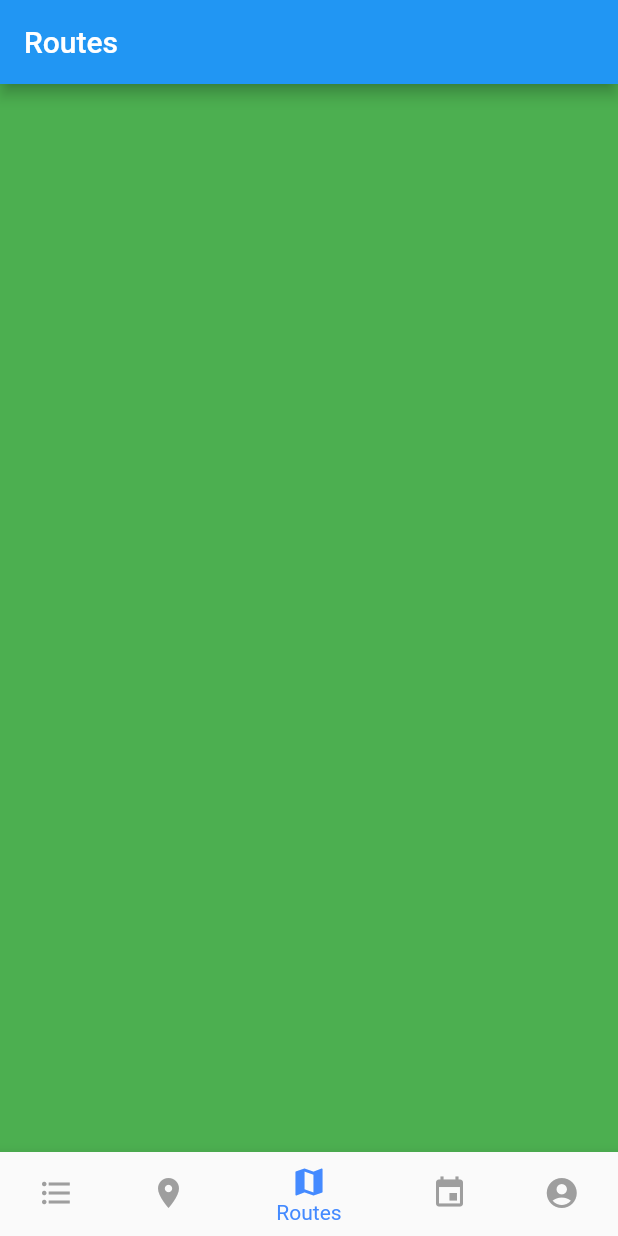
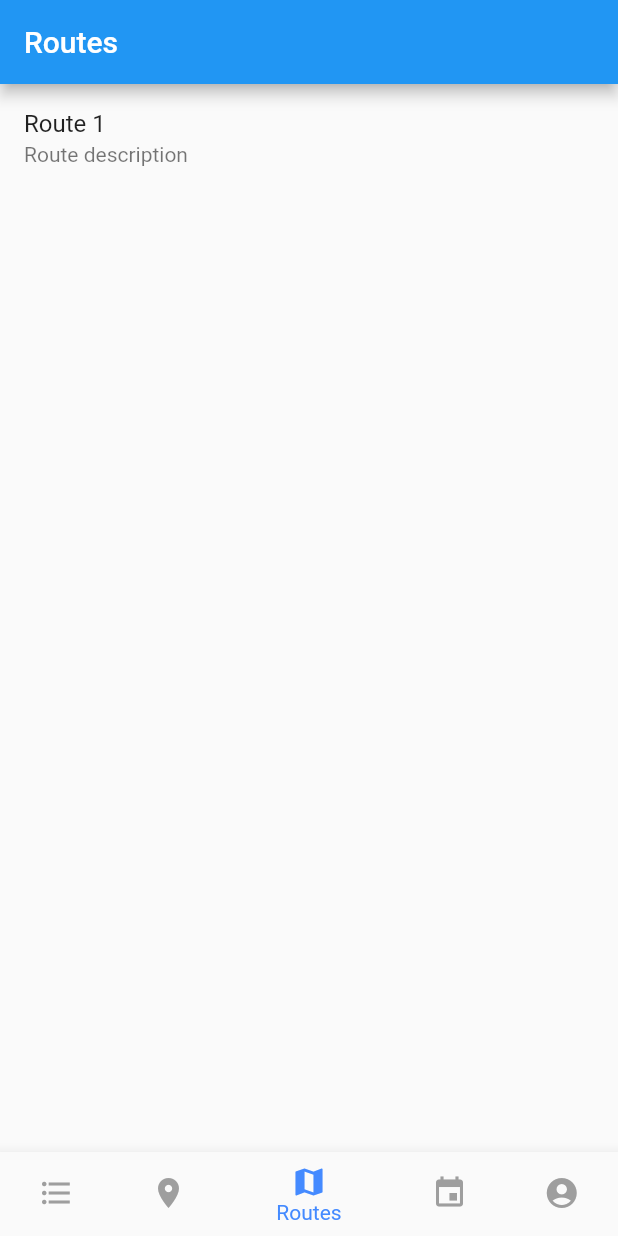
Before and after one commit to SashaKryzh/Hackathon-Codage-Kyiv, a Flutter app: the screen it shows after launch, item 3 of the bottom bar chosen, on a phone screen of 412 x 824 dp. Run offline on Flutter 3.47's test engine with Material 2 defaults, Android fonts, the light colour scheme and no system bars; our stand-ins replace google_maps_flutter.

Commit message:
some data on screens

```diff
--- /dev/null
+++ b/lib/modules/place.dart
@@ -0,0 +1,22 @@
+class Place {
+  String title;
+  String description;
+  double lat;
+  double lng;
+
+  Place({
+    this.title,
+    this.description,
+    this.lat,
+    this.lng,
+  });
+
+  static List<Place> places = [
+    Place(
+      title: 'Place',
+      description: 'Description',
+      lat: 46.45209,
+      lng: 30.7337006,
+    )
+  ];
+}
--- /dev/null
+++ b/lib/modules/route.dart
@@ -0,0 +1,21 @@
+import 'package:hackathon/modules/place.dart';
+
+class Route {
+  String title;
+  String description;
+  List<Place> places;
+
+  Route({
+    this.title,
+    this.description,
+    this.places,
+  });
+
+  static List<Route> routes = [
+    Route(
+      title: 'Route 1',
+      description: 'Route description',
+      places: Place.places,
+    ),
+  ];
+}
--- /dev/null
+++ b/lib/screens/routes_detail_page.dart
@@ -0,0 +1,30 @@
+import 'package:flutter/material.dart';
+import 'package:hackathon/modules/place.dart';
+
+import 'package:hackathon/modules/route.dart' as r;
+
+class RouteDetailPage extends StatelessWidget {
+  static const String routeName = '/route-detail';
+
+  final r.Route route;
+
+  RouteDetailPage({
+    this.route,
+  }) : assert(route != null);
+
+  @override
+  Widget build(BuildContext context) {
+    Widget appBar() {
+      return AppBar(
+        title: Text(route.title),
+      );
+    }
+
+    return Scaffold(
+      appBar: appBar(),
+      body: Container(
+        child: Text(route.description),
+      ),
+    );
+  }
+}
--- a/lib/screens/routes_page.dart
+++ b/lib/screens/routes_page.dart
@@ -1,14 +1,33 @@
 import 'package:flutter/material.dart';
+import 'package:hackathon/screens/routes_detail_page.dart';
+import 'package:hackathon/widgets/route_list_item.dart';
+import 'package:hackathon/modules/route.dart' as r;
 
 class RoutesPage extends StatelessWidget {
+  final routes = r.Route.routes;
+
   @override
   Widget build(BuildContext context) {
+    void onRouteTap(r.Route route) {
+      Navigator.pushNamed(
+        context,
+        RouteDetailPage.routeName,
+        arguments: RouteDetailPage(route: route),
+      );
+    }
+
     return Scaffold(
       appBar: AppBar(
         title: Text('Routes'),
       ),
-      body: Container(
-        color: Colors.green,
+      body: ListView.builder(
+        itemCount: routes.length,
+        itemBuilder: (context, index) {
+          return RouteListItem(
+            route: routes[index],
+            onTap: onRouteTap,
+          );
+        },
       ),
     );
   }
--- /dev/null
+++ b/lib/widgets/route_list_item.dart
@@ -0,0 +1,22 @@
+import 'package:flutter/material.dart';
+import 'package:hackathon/modules/route.dart' as r;
+
+// TODO: make cool
+class RouteListItem extends StatelessWidget {
+  final r.Route route;
+  final void Function(r.Route) onTap;
+
+  RouteListItem({
+    this.route,
+    this.onTap,
+  }) : assert(route != null);
+
+  @override
+  Widget build(BuildContext context) {
+    return ListTile(
+      title: Text(route.title),
+      subtitle: Text(route.description),
+      onTap: () => onTap(route),
+    );
+  }
+}
```
Also changed, not shown: lib/main.dart (+22 -0 lines), lib/modules/event.dart (added, +19 -0 lines), lib/screens/places_detail_page.dart (added, +28 -0 lines), lib/screens/places_page.dart (+80 -6 lines), lib/widgets/event_list_item.dart (added, +22 -0 lines), lib/widgets/place_list_item.dart (added, +22 -0 lines), pubspec.yaml (+3 -4 lines), assets/images/Head_of_Minerva.jpg (added), 2 other files.
